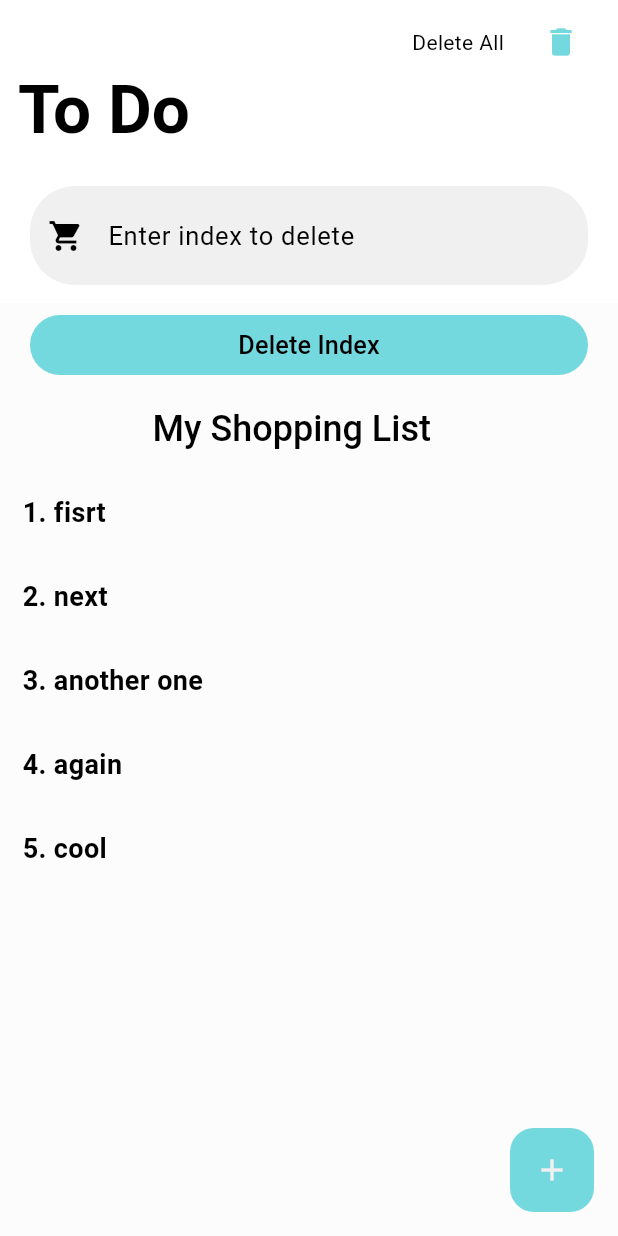
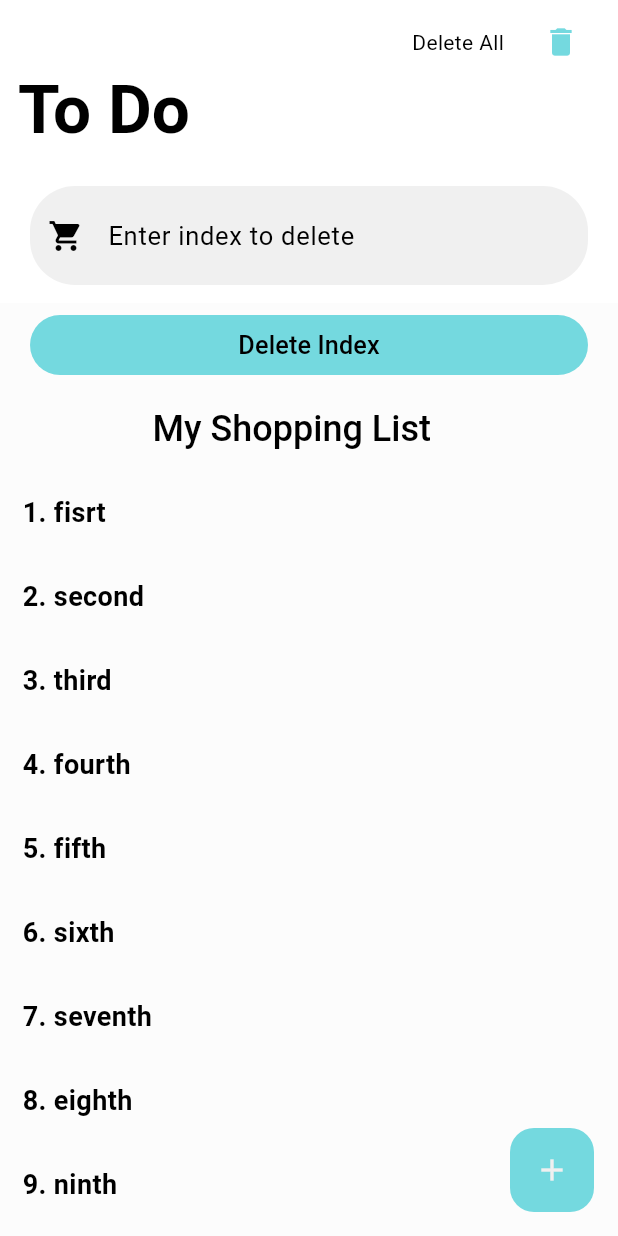
Before and after one commit to Naberus-Games/Brainstorm-app, a Flutter app: the ToDoFilesScreen screen opened by its route, on a phone screen of 412 x 824 dp. Run offline on Flutter 3.47's test engine with Material 2 defaults, Android fonts, the phone set to English and light mode, and no system bars; our stand-ins replace draggable_home.

Commit message:
finished hw again

```diff
--- a/lib/pages/Categories_files/todo_files_screen.dart
+++ b/lib/pages/Categories_files/todo_files_screen.dart
@@ -10,7 +10,19 @@ const maxItems = SnackBar(
   content: Text('Max Items Reached'),
 );
 
-final List<String> todoList = ["fisrt", "next", "another one", "again", "cool"];
+final List<String> todoList = [
+  "fisrt",
+  "second",
+  "third",
+  "fourth",
+  "fifth",
+  "sixth",
+  "seventh",
+  "eighth",
+  "ninth",
+  "tenth",
+  "eleventh"
+];
 
 class ToDoFilesScreen extends StatefulWidget {
   const ToDoFilesScreen({super.key});
```
Also changed, not shown: lib/pages/Work_Screens/todo_work_screen.dart (+31 -16 lines), lib/widgets/categories_button.dart (+11 -5 lines).
